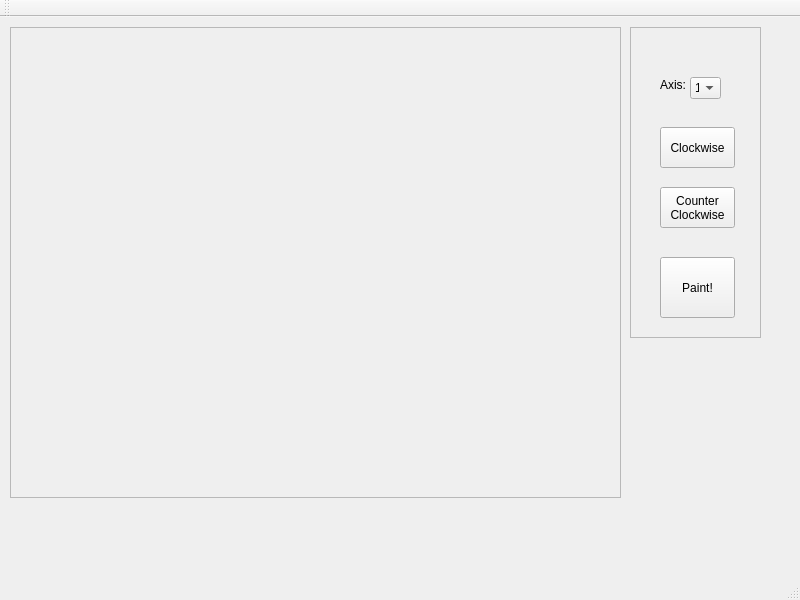
trec21/452p1, file p1gui/mainwindow.ui: the form before one commit.
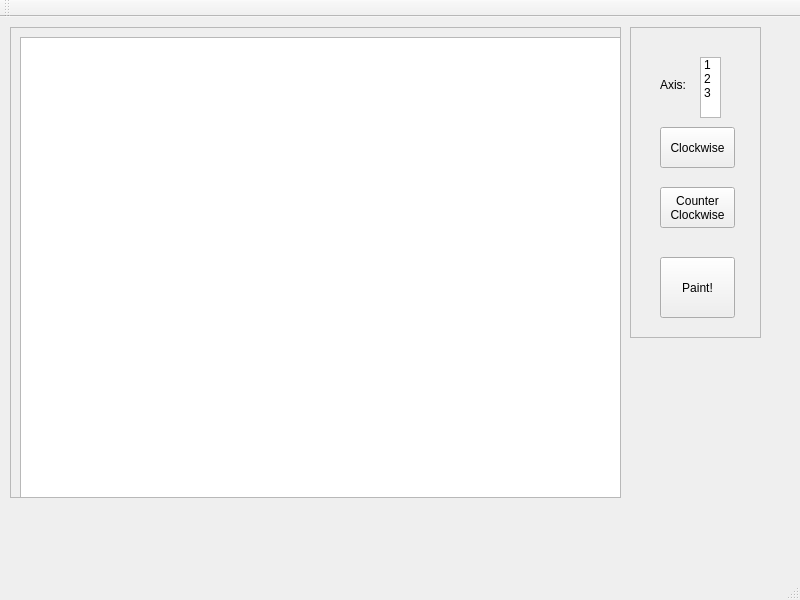
The form after the commit.

Diff of the .ui file:
```diff
--- a/p1gui/mainwindow.ui
+++ b/p1gui/mainwindow.ui
@@ -29,6 +29,16 @@
     <property name="frameShadow">
      <enum>QFrame::Raised</enum>
     </property>
+    <widget class="QGraphicsView" name="graphicsView">
+     <property name="geometry">
+      <rect>
+       <x>10</x>
+       <y>10</y>
+       <width>601</width>
+       <height>461</height>
+      </rect>
+     </property>
+    </widget>
    </widget>
    <widget class="QFrame" name="controlPanelFrm">
     <property name="geometry">
@@ -72,31 +82,6 @@
       <string>Clockwise</string>
      </property>
     </widget>
-    <widget class="QComboBox" name="comboBox">
-     <property name="geometry">
-      <rect>
-       <x>60</x>
-       <y>50</y>
-       <width>31</width>
-       <height>22</height>
-      </rect>
-     </property>
-     <item>
-      <property name="text">
-       <string>1</string>
-      </property>
-     </item>
-     <item>
-      <property name="text">
-       <string>2</string>
-      </property>
-     </item>
-     <item>
-      <property name="text">
-       <string>3</string>
-      </property>
-     </item>
-    </widget>
     <widget class="QLabel" name="axisLbl">
      <property name="geometry">
       <rect>
@@ -123,6 +108,31 @@
       <string>Paint!</string>
      </property>
     </widget>
+    <widget class="QListWidget" name="axisList">
+     <property name="geometry">
+      <rect>
+       <x>70</x>
+       <y>30</y>
+       <width>21</width>
+       <height>61</height>
+      </rect>
+     </property>
+     <item>
+      <property name="text">
+       <string>1</string>
+      </property>
+     </item>
+     <item>
+      <property name="text">
+       <string>2</string>
+      </property>
+     </item>
+     <item>
+      <property name="text">
+       <string>3</string>
+      </property>
+     </item>
+    </widget>
    </widget>
    <zorder>controlPanelFrm</zorder>
    <zorder>robotAreaFrm</zorder>
```
